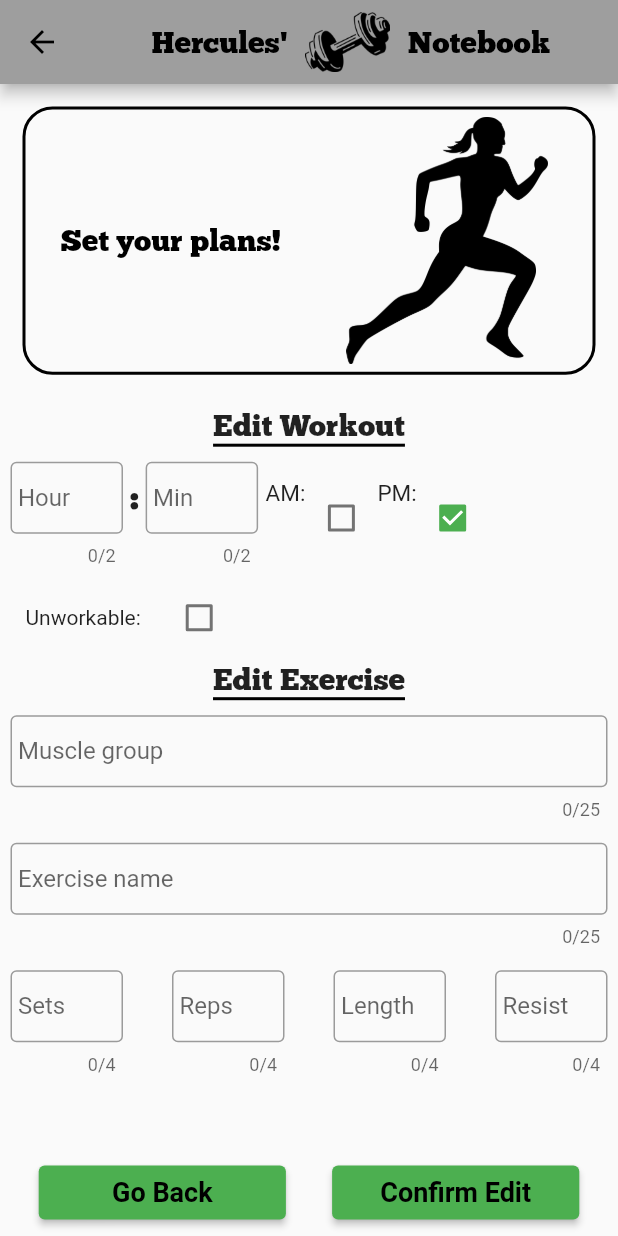
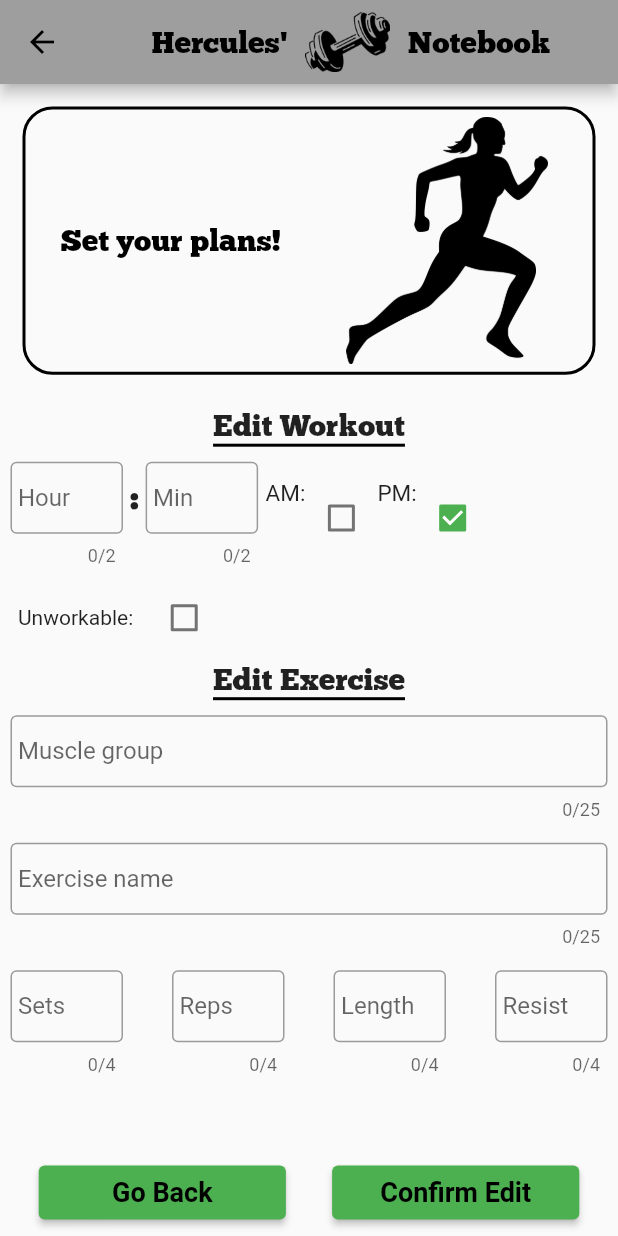
Before and after one commit to COP4331-Group15/COP4331-Workout-Planner-Mobile, a Flutter app: the EditPage screen opened directly, on a phone screen of 412 x 824 dp. Run offline on Flutter 3.47's test engine with Material 2 defaults, Android fonts, the light colour scheme and no system bars; our stand-ins replace firebase_auth, firebase_core, table_calendar; accounts and stored records are empty; network calls fail; Roboto replaces fonts that are missing (Georgia).

Commit message:
Mild changes to update

```diff
--- a/lib/screens/edit.dart
+++ b/lib/screens/edit.dart
@@ -152,7 +152,7 @@
                 ]),
                 Row(mainAxisAlignment: MainAxisAlignment.start, children: [
                   Container(
-                      margin: const EdgeInsets.all(15.0),
+                      margin: const EdgeInsets.all(10.0),
                       child: Text("Unworkable:")),
                   Container(
                       child: Checkbox(
```
